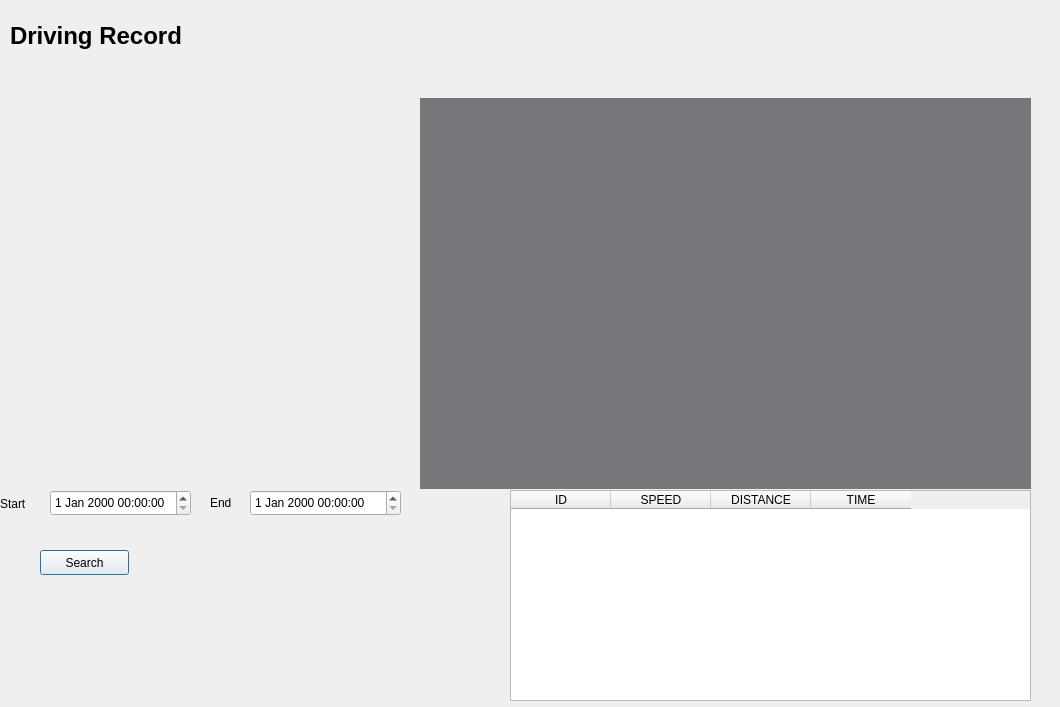
Old version of the form Intelligence_Vehicle_GUI/ui/log_window.ui in the repository addinedu-ros-6th/deeplearning-repo-3.
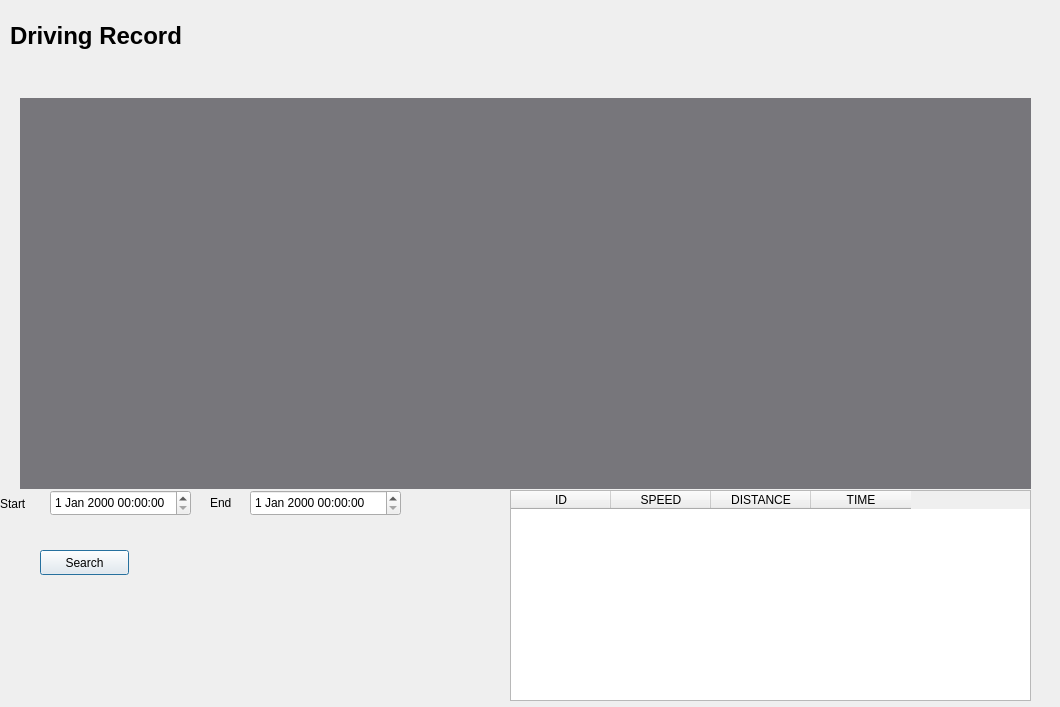
New version of the form.

Patch:
```diff
--- a/Intelligence_Vehicle_GUI/ui/log_window.ui
+++ b/Intelligence_Vehicle_GUI/ui/log_window.ui
@@ -16,9 +16,9 @@
   <widget class="QWidget" name="widget_chart" native="true">
    <property name="geometry">
     <rect>
-     <x>420</x>
+     <x>20</x>
      <y>98</y>
-     <width>611</width>
+     <width>1011</width>
      <height>391</height>
     </rect>
    </property>
```
